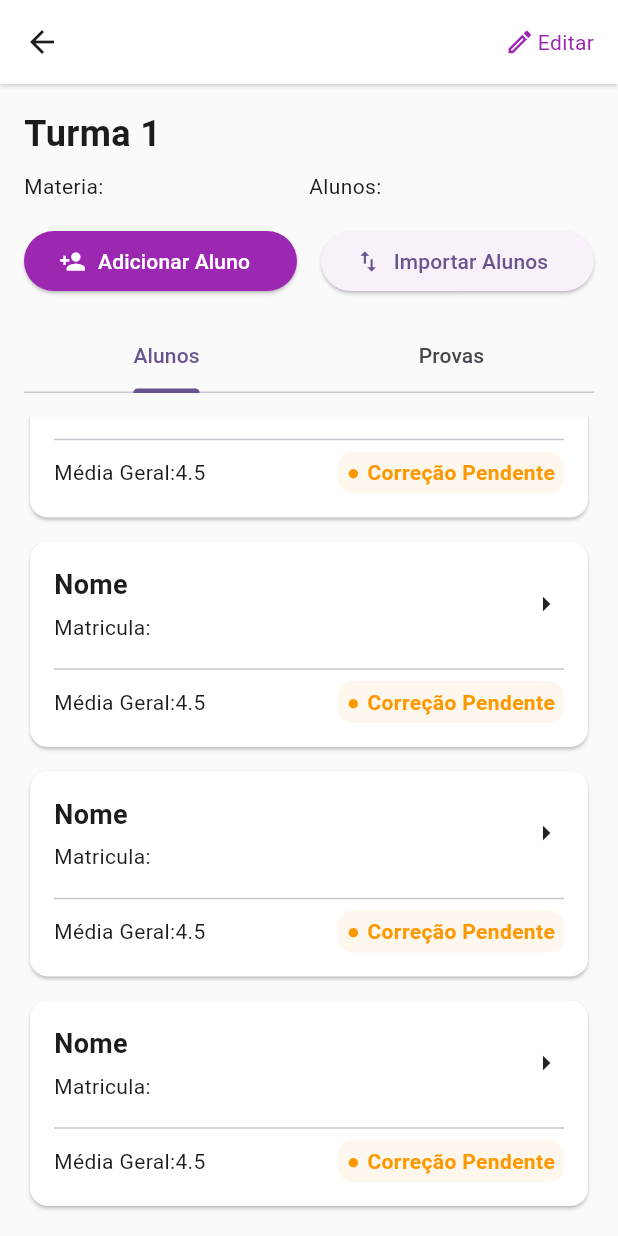
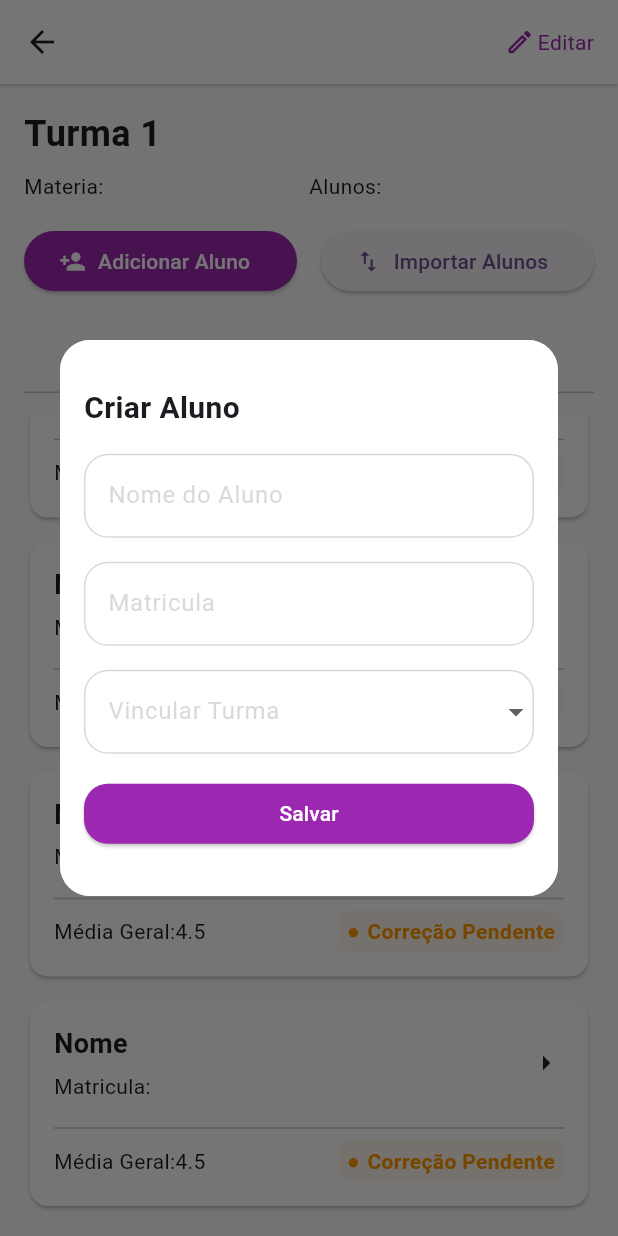
Before and after one commit to FloraRosaPupo/projeto_Avalia, a Flutter app: the ClassDetailScreens screen opened directly, scrolled down 227 dp, after a tap on "Adicionar Aluno", on a phone screen of 412 x 824 dp. Run offline on Flutter 3.47's test engine with Material 3 defaults, Android fonts, the phone set to English and light mode, and no system bars; our stand-ins replace flutter_colorpicker, font_awesome_flutter.

```diff
--- a/avalia/lib/main.dart
+++ b/avalia/lib/main.dart
@@ -41,7 +41,7 @@ class MyApp extends StatelessWidget {
         // tested with just a hot reload.
         colorScheme: ColorScheme.fromSeed(seedColor: Colors.deepPurple),
       ),
-      home: DashboardScreen(),
+      home: LoginScreen(),
     );
   }
 }
--- a/avalia/lib/screens/class_detail_screens.dart
+++ b/avalia/lib/screens/class_detail_screens.dart
@@ -3,9 +3,9 @@ import 'package:avalia/screens/details_exams_student_screens.dart';
 import 'package:avalia/screens/student_detail_screens.dart';
 import 'package:flutter/material.dart';
 import 'package:avalia/screens/components/card_student_class.dart';
-
+import 'package:avalia/screens/components/cretead_student_modal.dart';
 class ClassDetailScreens extends StatelessWidget {
-
+  const ClassDetailScreens({Key? key}) : super(key: key);
 
   @override
   Widget build(BuildContext context) {
@@ -47,7 +47,13 @@ class ClassDetailScreens extends StatelessWidget {
             ),
             SizedBox(height: 16,),
             Row(children: [
-              Expanded(child: ElevatedButton.icon(style: ElevatedButton.styleFrom(backgroundColor: Colors.purple), onPressed: (){}, icon: Icon(Icons.person_add, color: Colors.white,), label: Text('Adicionar Aluno',style: TextStyle(color: Colors.white),)),),
+              Expanded(child: ElevatedButton.icon(style: ElevatedButton.styleFrom(backgroundColor: Colors.purple), onPressed: (){
+                showDialog(
+                  context: context,
+                  builder: (context) =>  ModalCreatedStudent(),
+
+                );
+              }, icon: Icon(Icons.person_add, color: Colors.white,), label: Text('Adicionar Aluno',style: TextStyle(color: Colors.white),)),),
               SizedBox(width: 16,),
               Expanded(child: ElevatedButton.icon(onPressed: (){}, icon: Icon(Icons.import_export), label: Text('Importar Alunos')),),
             ],),
--- /dev/null
+++ b/avalia/lib/screens/components/cretead_student_modal.dart
@@ -0,0 +1,108 @@
+import 'package:flutter/material.dart';
+import 'package:flutter_colorpicker/flutter_colorpicker.dart';
+
+class ModalCreatedStudent extends StatefulWidget {
+  const ModalCreatedStudent({super.key});
+
+  @override
+  State<ModalCreatedStudent> createState() => _ModalCreatedStudentState();
+}
+
+class _ModalCreatedStudentState extends State<ModalCreatedStudent> {
+  final List<String> _classes = ['Turma A', 'Turma B', 'Turma C', 'Turma de Férias'];
+  String? _selectedClass;
+
+  @override
+  Widget build(BuildContext context) {
+    return Dialog(
+      shape: RoundedRectangleBorder(borderRadius: BorderRadius.circular(20)),
+      child: Container(
+        decoration: BoxDecoration(
+          color: Colors.white,
+          borderRadius: BorderRadius.circular(20),
+        ),
+        height: MediaQuery.of(context).size.height * 0.45,
+        width: MediaQuery.of(context).size.width * 0.9,
+        padding: const EdgeInsets.all(16),
+        child: Column(
+          mainAxisAlignment: MainAxisAlignment.center,
+          crossAxisAlignment: CrossAxisAlignment.stretch,
+          children: [
+            const Text('Criar Aluno',
+                style: TextStyle(fontSize: 20, fontWeight: FontWeight.bold)),
+            const SizedBox(height: 16),
+            const TextField(
+              decoration: InputDecoration(
+                hintText: 'Nome do Aluno',
+                hintStyle: TextStyle(color: Color.fromARGB(99, 158, 158, 158)),
+                enabledBorder: OutlineInputBorder(
+                  borderSide: BorderSide(color: Color.fromARGB(99, 158, 158, 158)),
+                  borderRadius: BorderRadius.all(Radius.circular(16)),
+                ),
+                focusedBorder: OutlineInputBorder(
+                  borderSide: BorderSide(color: Colors.purple, width: 2),
+                  borderRadius: BorderRadius.all(Radius.circular(16)),
+                ),
+              ),
+            ),
+            const SizedBox(height: 16),
+            const TextField(
+              decoration: InputDecoration(
+                hintText: 'Matricula',
+                hintStyle: TextStyle(color: Color.fromARGB(99, 158, 158, 158)),
+                enabledBorder: OutlineInputBorder(
+                  borderSide: BorderSide(color: Color.fromARGB(99, 158, 158, 158)),
+                  borderRadius: BorderRadius.all(Radius.circular(16)),
+                ),
+                focusedBorder: OutlineInputBorder(
+                  borderSide: BorderSide(color: Colors.purple, width: 2),
+                  borderRadius: BorderRadius.all(Radius.circular(16)),
+                ),
+              ),
+            ),
+            const SizedBox(height: 16),
+            DropdownButtonFormField<String>(
+              decoration: InputDecoration(
+                labelText: 'Vincular Turma',
+                labelStyle: TextStyle(color: Color.fromARGB(99, 158, 158, 158)),
+                hintStyle: TextStyle(color: Color.fromARGB(99, 158, 158, 158)),
+                enabledBorder: OutlineInputBorder(
+                  borderSide: BorderSide(color: Color.fromARGB(99, 158, 158, 158)),
+                  borderRadius: BorderRadius.circular(16),
+                ),
+                focusedBorder: OutlineInputBorder(
+                  borderSide: BorderSide(color: Colors.purple, width: 2),
+                  borderRadius: BorderRadius.circular(16),
+                ),
+              ),
+              value: _selectedClass,
+              items: _classes.map((turma) => DropdownMenuItem(
+                value: turma,
+                child: Text(turma),
+              )).toList(),
+              onChanged: (value) {
+                setState(() {
+                  _selectedClass = value;
+                });
+              },
+            ),
+            const SizedBox(height: 16),
+            ElevatedButton(
+              style: ElevatedButton.styleFrom(
+                backgroundColor: Colors.purple,
+                shape: RoundedRectangleBorder(
+                  borderRadius: BorderRadius.circular(16),
+                ),
+              ),
+              onPressed: () {
+                // use "picked" aqui para salvar a cor escolhida
+                //Navigator.of(context).pop(picked);
+              },
+              child: const Text('Salvar', style: TextStyle(color: Colors.white)),
+            ),
+          ],
+        ),
+      ),
+    );
+  }
+}
--- a/avalia/lib/screens/exams_screens.dart
+++ b/avalia/lib/screens/exams_screens.dart
@@ -31,7 +31,8 @@ class ExamsScreens extends StatelessWidget {
           },),
         ]
       ),
-      body:Padding(padding: EdgeInsets.all(16.0), child: Container(
+      body:Padding(padding: EdgeInsets.all(16.0),
+      child: Container(
         child: ListView.separated(
           separatorBuilder: (BuildContext context, int index) => SizedBox(height: 8),
           itemCount: 10,
--- a/avalia/lib/screens/login_screen.dart
+++ b/avalia/lib/screens/login_screen.dart
@@ -1,3 +1,5 @@
+import 'package:avalia/screens/dashboard_screens.dart';
+import 'package:avalia/screens/register_screens.dart';
 import 'package:flutter/material.dart';
 
 class LoginScreen extends StatelessWidget {
@@ -123,7 +125,10 @@ class LoginScreen extends StatelessWidget {
               ),
 
               onPressed: () {
-                Navigator.pushNamed(context, '/dashboard_screens');
+                Navigator.push(
+              context,
+              MaterialPageRoute(builder: (context) => DashboardScreen()),
+            );
               },
               child: Text('Entrar', style: TextStyle(color: Colors.white),),
             ),
@@ -134,7 +139,10 @@ class LoginScreen extends StatelessWidget {
             Center(
               child: InkWell(
               onTap: () {
-                //Go to registration screen.
+                Navigator.push(
+              context,
+              MaterialPageRoute(builder: (context) => RegisterScreen()),
+            );
               },
               child: Text('Criar conta' ),
             ),
```
